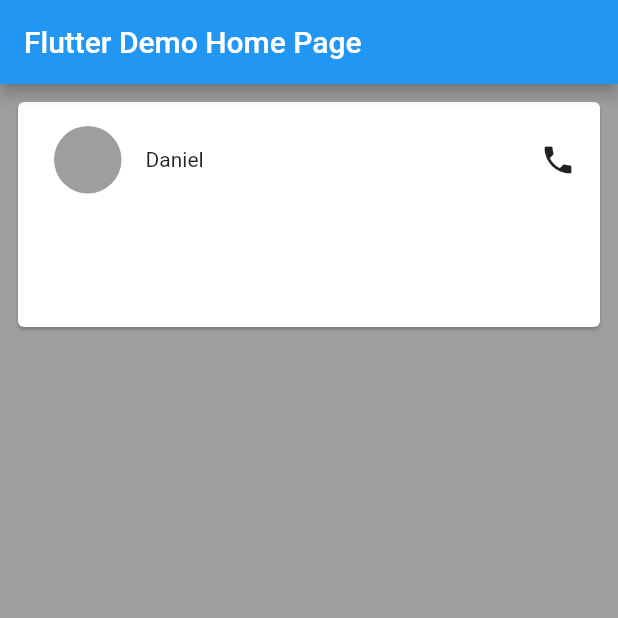
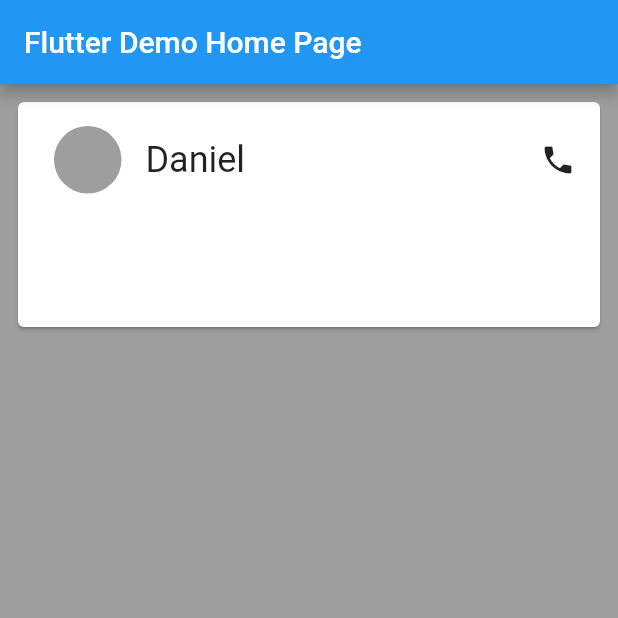
Before and after one commit to dan7sc/flutter-example2, a Flutter app: the screen it shows after launch, on a phone screen of 412 x 824 dp, the top half of it. Run offline on Flutter 3.47's test engine with Material 2 defaults, Android fonts, the phone set to English and light mode, and no system bars.

Commit message:
Add fontSize to Text

```diff
--- a/lib/main.dart
+++ b/lib/main.dart
@@ -67,7 +67,12 @@ class _MyHomePageState extends State<MyHomePage> {
                               ),
                               Padding(
                                 padding: const EdgeInsets.only(right: 16.0),
-                                child: Text("Daniel"),
+                                child: Text(
+                                  "Daniel",
+                                  style: TextStyle(
+                                    fontSize: 24.0,
+                                  )
+                                ),
                               ),
                             ],
                           ),
```
